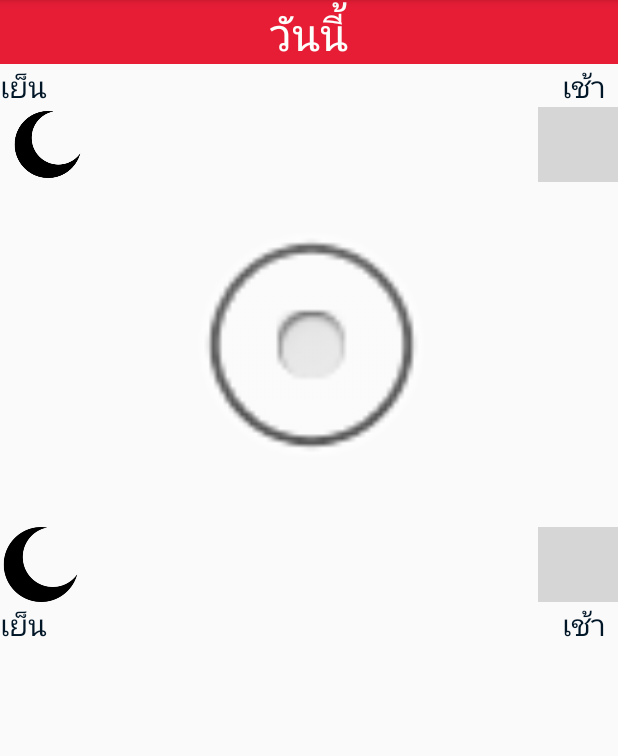
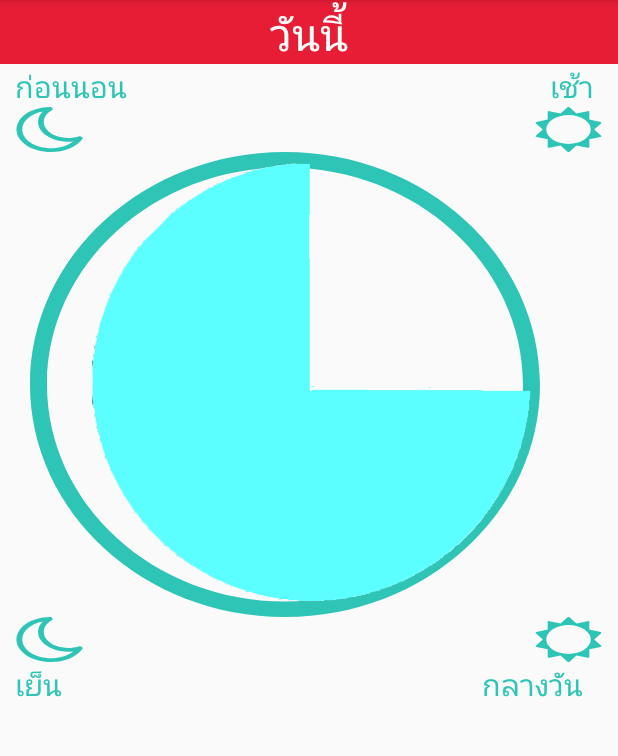
Before and after one commit to roqpor/APlus, an Android app: the schedule_time screen opened directly, with no data from a screen before it, on a phone screen of 412 x 824 dp, the part 84-840 px from its top. Run offline under Robolectric (Android 15) with nearby library versions, the phone set to English and light mode, and no system bars; grey boxes are pictures that could not be loaded.

Commit message:
change color build circle
add circle color image xml vector

```diff
--- /dev/null
+++ b/PillReminder/app/src/main/res/drawable/ic_circle.xml
@@ -0,0 +1,4 @@
+<vector android:height="24dp" android:viewportHeight="60.0"
+    android:viewportWidth="60.0" android:width="24dp" xmlns:android="http://schemas.android.com/apk/res/android">
+    <path android:fillColor="#2EC4B6" android:pathData="M30,0C13.46,0 0,13.46 0,30s13.46,30 30,30s30,-13.46 30,-30S46.54,0 30,0zM30,58C14.56,58 2,45.44 2,30S14.56,2 30,2s28,12.56 28,28S45.44,58 30,58z"/>
+</vector>
--- /dev/null
+++ b/PillReminder/app/src/main/res/drawable/ic_closex.xml
@@ -0,0 +1,4 @@
+<vector android:height="24dp" android:viewportHeight="191.414"
+    android:viewportWidth="191.414" android:width="24dp" xmlns:android="http://schemas.android.com/apk/res/android">
+    <path android:fillColor="#ffffff" android:pathData="M107.89,96.14l80.92,-80.92c3.48,-3.48 3.48,-8.7 0,-12.18s-8.7,-3.48 -12.18,0L95.71,83.96L14.79,3.05c-3.48,-3.48 -8.7,-3.48 -12.18,0s-3.48,8.7 0,12.18l80.92,80.92L2.61,177.06c-3.48,3.48 -3.48,8.7 0,12.18c1.74,1.74 5.22,1.74 6.96,1.74s5.22,0 5.22,-1.74l80.92,-80.92l80.92,80.92c1.74,1.74 5.22,1.74 6.96,1.74c1.74,0 5.22,0 5.22,-1.74c3.48,-3.48 3.48,-8.7 0,-12.18L107.89,96.14z"/>
+</vector>
--- /dev/null
+++ b/PillReminder/app/src/main/res/drawable/ic_closex2.xml
@@ -0,0 +1,4 @@
+<vector android:height="24dp" android:viewportHeight="41.756"
+    android:viewportWidth="41.756" android:width="24dp" xmlns:android="http://schemas.android.com/apk/res/android">
+    <path android:fillColor="#ffffff" android:pathData="M27.95,20.88L40.29,8.54c1.95,-1.95 1.95,-5.12 0,-7.07c-1.95,-1.95 -5.12,-1.95 -7.07,0L20.88,13.81L8.53,1.47c-1.95,-1.95 -5.12,-1.95 -7.07,0c-1.95,1.95 -1.95,5.12 0,7.07l12.34,12.34L1.47,33.22c-1.95,1.95 -1.95,5.12 0,7.07C2.44,41.27 3.72,41.76 5,41.76c1.28,0 2.56,-0.49 3.54,-1.46l12.34,-12.34l12.34,12.34c0.98,0.98 2.26,1.46 3.54,1.46s2.56,-0.49 3.54,-1.46c1.95,-1.95 1.95,-5.12 0,-7.07L27.95,20.88z"/>
+</vector>
--- /dev/null
+++ b/PillReminder/app/src/main/res/drawable/ic_correct.xml
@@ -0,0 +1,4 @@
+<vector android:height="24dp" android:viewportHeight="70.0"
+    android:viewportWidth="70.0" android:width="24dp" xmlns:android="http://schemas.android.com/apk/res/android">
+    <path android:fillColor="#ffffff" android:pathData="M26.47,70c-2.18,0 -4.23,-1.02 -5.56,-2.76L3.05,43.64C0.73,40.57 1.33,36.2 4.4,33.88c3.07,-2.33 7.44,-1.72 9.77,1.35l11.75,15.52L55.47,3.29c2.04,-3.27 6.33,-4.26 9.6,-2.23c3.27,2.03 4.27,6.33 2.23,9.6l-34.92,56.06c-1.21,1.95 -3.31,3.17 -5.6,3.28C26.68,70 26.58,70 26.47,70z"/>
+</vector>
--- /dev/null
+++ b/PillReminder/app/src/main/res/drawable/ic_moon10.xml
@@ -0,0 +1,4 @@
+<vector android:height="24dp" android:viewportHeight="312.999"
+    android:viewportWidth="312.999" android:width="24dp" xmlns:android="http://schemas.android.com/apk/res/android">
+    <path android:fillColor="#2EC4B6" android:pathData="M305.6,178.05c-3.2,-0.8 -6.4,0 -9.2,2c-10.4,8.8 -22.4,16 -35.6,20.8c-12.4,4.8 -26,7.2 -40.4,7.2c-32.4,0 -62,-13.2 -83.2,-34.4c-21.2,-21.2 -34.4,-50.8 -34.4,-83.2c0,-13.6 2.4,-26.8 6.4,-38.8c4.4,-12.8 10.8,-24.4 19.2,-34.4c3.6,-4.4 2.8,-10.8 -1.6,-14.4c-2.8,-2 -6,-2.8 -9.2,-2c-34,9.2 -63.6,29.6 -84.8,56.8c-20.4,26.8 -32.8,60 -32.8,96.4c0,43.6 17.6,83.2 46.4,112s68.4,46.4 112,46.4c36.8,0 70.8,-12.8 98,-34c27.6,-21.6 47.6,-52.4 56,-87.6C314.4,184.85 311.2,179.25 305.6,178.05zM244.4,261.65c-23.2,18.4 -52.8,29.6 -85.2,29.6c-38,0 -72.4,-15.6 -97.2,-40.4c-24.8,-24.8 -40.4,-59.2 -40.4,-97.2c0,-31.6 10.4,-60.4 28.4,-83.6c12.4,-16 28,-29.2 46,-38.4c-2,4.4 -4,8.8 -5.6,13.6c-5.2,14.4 -7.6,29.6 -7.6,45.6c0,38 15.6,72.8 40.4,97.6s59.6,40.4 97.6,40.4c16.8,0 32.8,-2.8 47.6,-8.4c5.2,-2 10.4,-4 15.2,-6.4C274,232.45 260.8,248.85 244.4,261.65z"/>
+</vector>
--- /dev/null
+++ b/PillReminder/app/src/main/res/drawable/ic_moon11.xml
@@ -0,0 +1,4 @@
+<vector android:height="24dp" android:viewportHeight="438.277"
+    android:viewportWidth="438.277" android:width="24dp" xmlns:android="http://schemas.android.com/apk/res/android">
+    <path android:fillColor="#2EC4B6" android:pathData="M428.8,300.1c-0.7,-3.8 -2.3,-7 -5,-9.7c-5.9,-5.9 -12.8,-7.1 -20.6,-3.7c-20.9,9.7 -42.6,14.6 -65.1,14.6c-28.2,0 -54.2,-6.9 -77.9,-20.8c-23.8,-13.9 -42.6,-32.7 -56.5,-56.5c-13.9,-23.8 -20.8,-49.8 -20.8,-77.9c0,-21.9 4.3,-42.7 13,-62.4c8.7,-19.7 21.2,-37 37.5,-51.8c6.3,-5.9 7.7,-12.8 4.3,-20.6c-3.2,-7.8 -9,-11.5 -17.4,-11.1c-29.1,1.1 -56.7,7.7 -82.8,19.6C111.3,31.5 88.9,47.1 70.2,66.5c-18.7,19.4 -33.6,42.4 -44.5,68.9c-10.9,26.6 -16.4,54.4 -16.4,83.5c0,29.7 5.8,58.1 17.4,85.1c11.6,27 27.2,50.3 46.8,69.9c19.6,19.6 42.9,35.2 70,46.8c27,11.6 55.4,17.4 85.1,17.4c42.6,0 82,-11.6 118.1,-34.7c36.1,-23.1 63,-54 80.9,-92.6C429,307.5 429.4,303.9 428.8,300.1zM306.6,384.2c-24.6,11.7 -50.7,17.6 -78.1,17.6c-24.7,0 -48.4,-4.9 -70.9,-14.6c-22.6,-9.7 -42,-22.7 -58.2,-39c-16.3,-16.3 -29.3,-35.7 -39,-58.2c-9.7,-22.6 -14.6,-46.2 -14.6,-70.9c0,-40.9 12.1,-77.5 36.4,-109.6c24.3,-32.2 55.5,-54 93.8,-65.4c-19.8,31.4 -29.7,65.4 -29.7,101.9c0,34.6 8.6,66.7 25.7,96.2c17.1,29.5 40.4,52.8 69.9,69.9c29.5,17.1 61.6,25.7 96.2,25.7c10.7,0 21.1,-0.9 31.4,-2.6C352.2,356.2 331.2,372.5 306.6,384.2z"/>
+</vector>
--- /dev/null
+++ b/PillReminder/app/src/main/res/drawable/ic_sun10.xml
@@ -0,0 +1,4 @@
+<vector android:height="24dp" android:viewportHeight="511.34"
+    android:viewportWidth="511.34" android:width="24dp" xmlns:android="http://schemas.android.com/apk/res/android">
+    <path android:fillColor="#2EC4B6" android:pathData="M497.8,326.3l-51.4,-70.8l51.4,-70.8c1.7,-2.5 2.1,-5.2 1.1,-8.3c-0.8,-2.9 -2.7,-4.8 -5.7,-5.7l-83.4,-27.4V56c0,-3 -1.2,-5.5 -3.7,-7.4c-2.8,-1.9 -5.6,-2.3 -8.3,-1.1l-83.4,26.8L263.1,3.4C261.4,1.1 258.9,0 255.7,0c-3.2,0 -5.7,1.1 -7.4,3.4l-51.4,70.8l-83.4,-26.8c-2.7,-1.1 -5.4,-0.8 -8.3,1.1c-2.5,1.9 -3.7,4.4 -3.7,7.4v87.4l-83.4,27.4c-3,1 -4.9,2.9 -5.7,5.7c-0.9,3 -0.6,5.8 1.1,8.3l51.4,70.8L13.6,326.3c-1.7,2.3 -2.1,5 -1.1,8.3c0.8,2.8 2.7,4.8 5.7,5.7l83.4,27.4v87.4c0,3 1.2,5.5 3.7,7.4c2.9,1.9 5.6,2.3 8.3,1.1l83.4,-26.8l51.4,70.8c1.9,2.5 4.4,3.7 7.4,3.7s5.5,-1.2 7.4,-3.7l51.4,-70.8l83.4,26.8c2.7,1.1 5.4,0.8 8.3,-1.1c2.5,-1.9 3.7,-4.4 3.7,-7.4v-87.4l83.4,-27.4c3,-1 4.9,-2.9 5.7,-5.7C499.9,331.4 499.5,328.6 497.8,326.3zM407.1,319.3c-8.7,20.3 -20.4,37.8 -35.1,52.5c-14.8,14.7 -32.3,26.5 -52.5,35.1c-20.3,8.7 -41.5,13 -63.8,13c-22.3,0 -43.5,-4.3 -63.8,-13c-20.3,-8.7 -37.8,-20.4 -52.5,-35.1c-14.8,-14.8 -26.5,-32.3 -35.1,-52.5c-8.7,-20.3 -13,-41.5 -13,-63.8c0,-22.3 4.3,-43.5 13,-63.8c8.7,-20.3 20.4,-37.8 35.1,-52.5c14.8,-14.7 32.3,-26.5 52.5,-35.1c20.3,-8.7 41.5,-13 63.8,-13c22.3,0 43.5,4.3 63.8,13c20.3,8.7 37.8,20.4 52.5,35.1c14.7,14.8 26.5,32.3 35.1,52.5c8.7,20.3 13,41.5 13,63.8C420.1,277.8 415.8,299.1 407.1,319.3z"/>
+</vector>
--- a/PillReminder/app/src/main/res/layout/fragment_add_pill.xml
+++ b/PillReminder/app/src/main/res/layout/fragment_add_pill.xml
@@ -125,6 +125,8 @@
 
     </LinearLayout>
 
+
+
     <Button
         android:id="@+id/btnOk"
         android:layout_width="wrap_content"
--- a/PillReminder/app/src/main/res/layout/schedule_time.xml
+++ b/PillReminder/app/src/main/res/layout/schedule_time.xml
@@ -31,6 +31,8 @@
         android:layout_height="wrap_content"
         android:orientation="horizontal"
         android:layout_below="@id/header"
+        android:layout_marginLeft="10dp"
+        android:layout_marginRight="10dp"
         >
 
         <TextView
@@ -38,9 +40,9 @@
             android:layout_width="match_parent"
             android:layout_height="wrap_content"
             android:layout_weight="1"
-            android:text="เย็น"
+            android:text="ก่อนนอน"
 
-            style="@style/Reg_font"
+            style="@style/Reg_G_font"
 
 
             />
@@ -51,7 +53,7 @@
             android:layout_weight="10"
             android:text="เช้า"
 
-            style="@style/Reg_font"
+            style="@style/Reg_G_font"
 
 
             />
@@ -67,31 +69,30 @@
         android:layout_height="wrap_content"
         android:orientation="horizontal"
         android:layout_below="@id/time_font1"
+        android:layout_marginLeft="10dp"
+        android:layout_marginRight="10dp"
         >
 
         <ImageView
 
 
             android:layout_width="match_parent"
-            android:layout_height="50dp"
+            android:layout_height="30dp"
             android:layout_weight="1"
-android:layout_marginLeft="9dp"
-            app:srcCompat="@drawable/moon2" />
+
+            android:background="@drawable/ic_moon11"
+            android:layout_marginRight="150dp"
+            />
+
 
         <ImageView
-
+            android:layout_marginLeft="150dp"
             android:layout_width="match_parent"
-            android:layout_height="wrap_content"
-            android:layout_weight="0.3"
+            android:layout_height="30dp"
+            android:layout_weight="1"
+            android:background="@drawable/ic_sun10"
 
             />
-
-        <ImageView
-
-            android:layout_width="match_parent"
-            android:layout_height="50dp"
-            android:layout_weight="1"
-            app:srcCompat="@drawable/sun" />
 
 
 
@@ -104,16 +105,34 @@ android:layout_marginLeft="9dp"
         android:layout_height="wrap_content"
         android:orientation="horizontal"
         android:layout_below="@id/time_im1"
+        android:layout_marginLeft="20dp"
+        android:layout_marginRight="20dp"
         >
+
+
+        <RelativeLayout
+            android:layout_width="match_parent"
+            android:layout_height="wrap_content">
 
 
 
 
         <ImageView
-            android:layout_width="230dp"
-            android:layout_height="230dp"
-            android:layout_weight="1"
-            app:srcCompat="@android:drawable/btn_radio" />
+
+            android:layout_width="340dp"
+            android:layout_height="310dp"
+
+            android:background="@drawable/ic_circle" />
+
+            <ImageView
+                android:id="@+id/imageView"
+                android:layout_width="380dp"
+                android:layout_height="310dp"
+
+                android:src="@drawable/scircle" />
+
+
+        </RelativeLayout>
 
 
 
@@ -128,30 +147,30 @@ android:layout_marginLeft="9dp"
         android:layout_height="wrap_content"
         android:orientation="horizontal"
         android:layout_below="@id/circletime"
+        android:layout_marginRight="10dp"
+        android:layout_marginLeft="10dp"
         >
 
         <ImageView
 
             android:layout_width="match_parent"
-            android:layout_height="50dp"
+            android:layout_height="30dp"
             android:layout_weight="1"
 
-            app:srcCompat="@drawable/moon2" />
+            android:layout_marginRight="150dp"
+            android:background="@drawable/ic_moon11"
+            />
+
+
 
         <ImageView
 
             android:layout_width="match_parent"
-            android:layout_height="wrap_content"
-            android:layout_weight="0.3"
-
+            android:layout_height="30dp"
+            android:layout_marginLeft="150dp"
+            android:layout_weight="1"
+            android:background="@drawable/ic_sun10"
             />
-
-        <ImageView
-
-            android:layout_width="match_parent"
-            android:layout_height="50dp"
-            android:layout_weight="1"
-            app:srcCompat="@drawable/sun" />
 
 
 
@@ -164,6 +183,8 @@ android:layout_marginLeft="9dp"
         android:layout_height="wrap_content"
         android:orientation="horizontal"
         android:layout_below="@id/time_im2"
+        android:layout_marginLeft="10dp"
+        android:layout_marginRight="10dp"
         >
 
         <TextView
@@ -173,18 +194,19 @@ android:layout_marginLeft="9dp"
             android:layout_weight="1"
             android:text="เย็น"
 
-            style="@style/Reg_font"
+            style="@style/Reg_G_font"
 
 
             />
         <TextView
 
+            android:layout_marginLeft="115dp"
             android:layout_width="match_parent"
             android:layout_height="wrap_content"
-            android:layout_weight="10"
-            android:text="เช้า"
+            android:layout_weight="1"
+            android:text="กลางวัน"
 
-            style="@style/Reg_font"
+            style="@style/Reg_G_font"
 
 
             />
@@ -194,7 +216,4 @@ android:layout_marginLeft="9dp"
     </LinearLayout>
 
 
-
-
-
 </RelativeLayout>
--- a/PillReminder/app/src/main/res/values/styles.xml
+++ b/PillReminder/app/src/main/res/values/styles.xml
@@ -27,6 +27,13 @@
 
     </style>
 
+    <style name="Reg_G_font" parent="@android:style/Widget.TextView">
+        <!-- Customize your Color and Font -->
+        <item name="android:textColor">@color/colorGreen</item>
+        <item name="android:textSize">20dp</item>
+
+    </style>
+
 
     <!-- Hint Font  -->
     <style name="Hint_font" parent="@android:style/Widget.EditText">
```
Also changed, not shown: PillReminder/app/src/main/res/layout/pilladd.xml (+105 -55 lines), PillReminder/app/src/main/res/drawable/circlepie.png (added), PillReminder/app/src/main/res/drawable/scircle.png (added).
